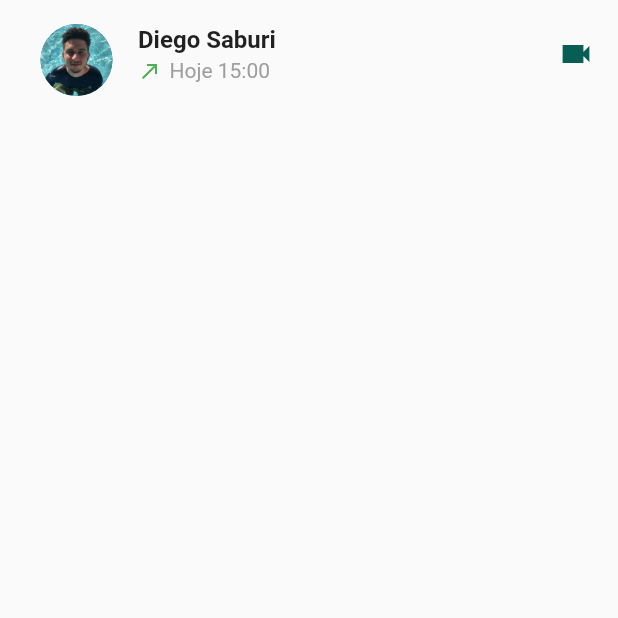
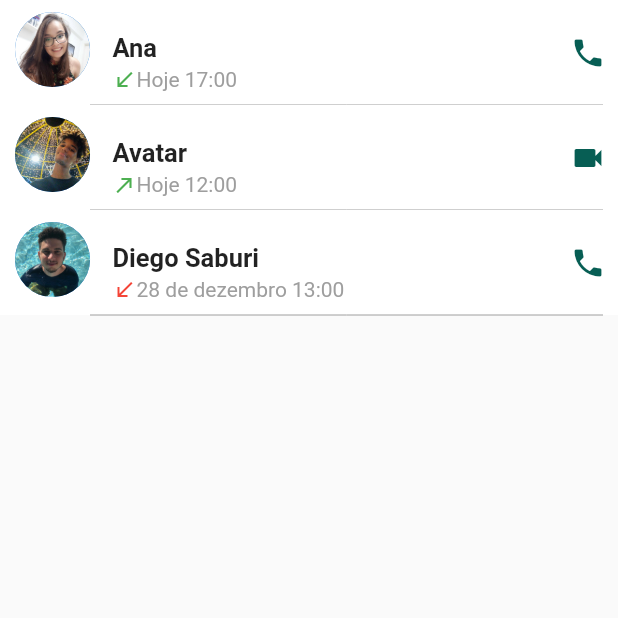
Before and after one commit to playerash/WhatsAppClone, a Flutter app: the ChamadaScreen screen opened directly, on a phone screen of 412 x 824 dp, the top half of it. Run offline on Flutter 3.47's test engine with Material 2 defaults, Android fonts, the light colour scheme and no system bars; our stand-ins replace camera, splashscreen.

Commit message:
atualização para container das chamadas

```diff
--- a/lib/models/usuarios.dart
+++ b/lib/models/usuarios.dart
@@ -1,5 +1,3 @@
-import 'package:flutter/cupertino.dart';
-
 class Contato {
   String nome;
   String imagem;
@@ -10,6 +8,26 @@ class ContatoConversa extends Contato {
   String mensagem;
   String data;
   bool selecionado = false;
-  ContatoConversa(String nome, String imagem, this.mensagem, this.data)
-      : super(nome, imagem);
+
+  ContatoConversa(
+    String nome,
+    String imagem,
+    this.mensagem,
+    this.data,
+  ) : super(nome, imagem);
 }
+
+class ContatoChamada extends Contato {
+  int iconChamada;
+  String data;
+  int iconTipoChamada;
+  bool selecionado = false;
+
+  ContatoChamada(
+    String nome,
+    String imagem,
+    this.iconChamada,
+    this.data,
+    this.iconTipoChamada,
+  ) : super(nome, imagem);
+}
--- a/lib/screens/chamadascreen.dart
+++ b/lib/screens/chamadascreen.dart
@@ -1,4 +1,5 @@
 import 'package:WhatsAppClone/compomentes/ConversaSelecinada.dart';
+import 'package:WhatsAppClone/models/usuarios.dart';
 import 'package:flutter/material.dart';
 
 class ChamadaScreen extends StatefulWidget {
@@ -7,63 +8,149 @@ class ChamadaScreen extends StatefulWidget {
 }
 
 class _ChamadaScreenState extends State<ChamadaScreen> {
-  bool _conversaSelecionada = false;
+  List<ContatoChamada> _contatos = [
+    ContatoChamada("Ana", "images/ana.jpg", 1, "Hoje 17:00", 1),
+    ContatoChamada("Avatar", "images/avatar.jpg", 0, "Hoje 12:00", 0),
+    ContatoChamada(
+        "Diego Saburi", "images/saburi.jpg", 2, "28 de dezembro 13:00", 1),
+  ];
+  bool _umaChamadaSelecionada = false;
+  int _selecionados = 0;
   @override
   Widget build(BuildContext context) {
     return Scaffold(
       body: Container(
-        child: ListView.separated(
-          separatorBuilder: (context, index) {
-            return Divider(
-              color: Colors.grey,
+          color: Colors.white,
+          child: SingleChildScrollView(
+            child: Column(
+              children: [
+                ..._contatos.map((contato) {
+                  //define se a chamada foi de video ou não
+                  Widget _iconTipoChamada;
+                  if (contato.iconTipoChamada == 0) {
+                    _iconTipoChamada = Icon(
+                      Icons.videocam,
+                      color: Color(0xFF075E54),
                     );
-          },
-          itemCount: 1,
-          itemBuilder: (context, index) {
-            return ListTile(
-              selectedTileColor: Color(0xfff2f2f2),
-            selected: _conversaSelecionada,
-            onLongPress: () {
-              setState(() {
-                _conversaSelecionada = true;
-              });
-            },
-            onTap: _conversaSelecionada
-                ? () {
-                    setState(() {
-                      _conversaSelecionada = false;
-                    });
+                  } else {
+                    _iconTipoChamada = Icon(
+                      Icons.phone,
+                      color: Color(0xFF075E54),
+                    );
                   }
-                : () {},
-            leading: _conversaSelecionada
-                ? ConversaSelecionada("images/saburi.jpg"): ConversaNaoSelecionada("images/saburi.jpg"),
-              title: Text(
-                "Diego Saburi",
-                style: TextStyle(fontWeight: FontWeight.bold),
-              ),
-              subtitle: Row(
-                children: [
-                  Padding(
-                    padding: const EdgeInsets.only(right: 5.0),
-                    child: Icon(
+                  //define as chamadas recebidas
+                  Widget _iconChamada;
+                  if (contato.iconChamada == 0) {
+                    _iconChamada = Icon(
                       Icons.call_made,
                       color: Colors.green,
                       size: 16,
+                    );
+                  } else if (contato.iconChamada == 1) {
+                    _iconChamada = Icon(
+                      Icons.call_received,
+                      color: Colors.green,
+                      size: 16,
+                    );
+                  } else {
+                    _iconChamada = Icon(
+                      Icons.call_received,
+                      color: Colors.red,
+                      size: 16,
+                    );
+                  }
+                  return GestureDetector(
+                    behavior: HitTestBehavior.translucent,
+                    onTap: () {
+                      if (_umaChamadaSelecionada &&
+                          !contato.selecionado &&
+                          _selecionados != 0) {
+                        setState(() {
+                          _selecionados++;
+                          contato.selecionado = true;
+                        });
+                      } else if (contato.selecionado &&
+                          _umaChamadaSelecionada) {
+                        setState(() {
+                          _selecionados--;
+                          contato.selecionado = false;
+                        });
+                      }
+                    },
+                    onLongPress: () {
+                      setState(() {
+                        _selecionados++;
+                        _umaChamadaSelecionada = true;
+                        contato.selecionado = true;
+                      });
+                    },
+                    child: Column(
+                      children: [
+                        Container(
+                          color: contato.selecionado
+                              ? Color(0xfff2f2f2)
+                              : Colors.white,
+                          width: double.infinity,
+                          height: 70,
+                          child: Row(
+                            mainAxisAlignment: MainAxisAlignment.start,
+                            crossAxisAlignment: CrossAxisAlignment.stretch,
+                            children: [
+                              contato.selecionado
+                                  ? ConversaSelecionada(contato.imagem)
+                                  : ConversaNaoSelecionada(contato.imagem),
+                              Expanded(
+                                child: Padding(
+                                  padding: const EdgeInsets.only(
+                                      top: 22.0, left: 15, right: 10),
+                                  child: Column(
+                                    crossAxisAlignment:
+                                        CrossAxisAlignment.start,
+                                    children: [
+                                      Text(contato.nome,
+                                          style: TextStyle(
+                                              fontWeight: FontWeight.bold,
+                                              fontSize: 17)),
+                                      Padding(
+                                        padding:
+                                            const EdgeInsets.only(top: 3.0),
+                                        child: Row(
+                                          children: [
+                                            _iconChamada,
+                                            Text(contato.data,
+                                                style: TextStyle(
+                                                    fontSize: 14,
+                                                    color: Colors.grey))
+                                          ],
+                                        ),
+                                      )
+                                    ],
                                   ),
                                 ),
-                  Text(
-                    "Hoje 15:00",
-                    style: TextStyle(color: Colors.grey),
+                              ),
+                              Padding(
+                                  padding: const EdgeInsets.all(8.0),
+                                  child: _iconTipoChamada)
+                            ],
+                          ),
+                        ),
+                        SizedBox(
+                          height: 0,
+                          child: Padding(
+                            padding:
+                                const EdgeInsets.only(left: 60.0, right: 10),
+                            child: Divider(
+                              color: Colors.grey,
+                            ),
+                          ),
                         )
                       ],
-
                     ),
-              trailing: Icon(Icons.videocam_sharp, color: Theme.of(context).primaryColor,),
                   );
-          },
+                })
+              ],
             ),
-      ),
-
+          )),
     );
   }
 }
--- a/lib/screens/conversascreen.dart
+++ b/lib/screens/conversascreen.dart
@@ -29,6 +29,7 @@ class _ConversaScreenState extends State<ConversaScreen> {
     return Container(
       color: Colors.white,
       child: SingleChildScrollView(
+
         child: Column(
           children: [
             ..._contatos.map((contato) {
@@ -37,7 +38,9 @@ class _ConversaScreenState extends State<ConversaScreen> {
                 onTap: () {
                   print(contato.selecionado);
 
-                  if (_umaConversaSelecionada && !contato.selecionado && _selecionados !=0) {
+                  if (_umaConversaSelecionada &&
+                      !contato.selecionado &&
+                      _selecionados != 0) {
                     print("teste");
                     setState(() {
                       _selecionados++;
@@ -62,8 +65,19 @@ class _ConversaScreenState extends State<ConversaScreen> {
                 },
                 child: Column(
                   children: [
+                    SizedBox(
+                      height: 0,
+                      child: Padding(
+                        padding: const EdgeInsets.only(left: 60.0, right: 10),
+                        child: Divider(
+                          color: Colors.grey,
+                        ),
+                      ),
+                    ),
                     Container(
-                      color: contato.selecionado ? Color(0xfff2f2f2): Colors.white,
+                      color: contato.selecionado
+                          ? Color(0xfff2f2f2)
+                          : Colors.white,
                       width: double.infinity,
                       height: 70,
                       child: Row(
@@ -116,24 +130,21 @@ class _ConversaScreenState extends State<ConversaScreen> {
                         ],
                       ),
                     ),
-                    SizedBox(
-                      height: 0,
-                      child: Padding(
-                        padding: const EdgeInsets.only(left:60.0, right: 10),
-                        child: Divider(
 
-                          color: Colors.grey,
-                        ),
-                      ),
-                    )
                   ],
                 ),
               );
-            })
+            }),
+            Padding(
+              padding: const EdgeInsets.all(8.0),
+              child: Text(
+                "Toque e segure uma conversa para mais opções",
+                style: TextStyle(color: Colors.black54, fontSize: 12),
+              ),
+            )
           ],
         ),
       ),
-
     );
   }
 }
```
Lines whose indentation alone changed are shown as unchanged.
